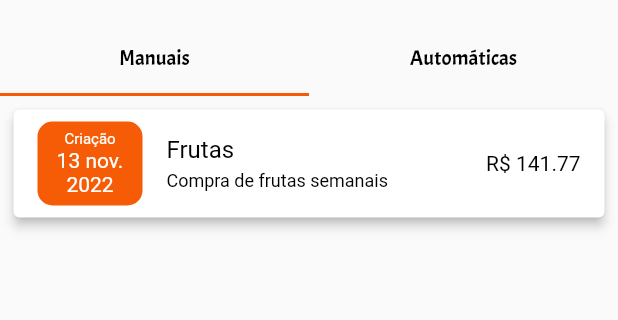
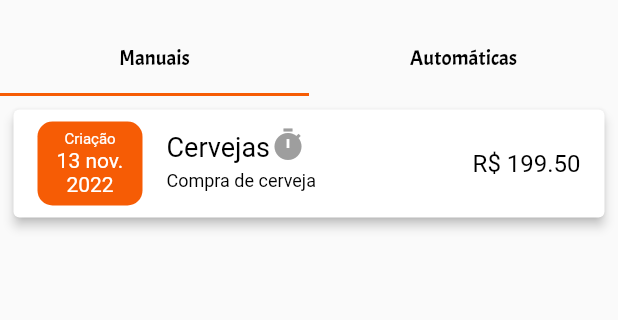
Before and after one commit to AndreLiberato/project_silk, a Flutter app: the MyGroceriesListsScreen screen opened directly, on a phone screen of 412 x 824 dp, the part 60-380 px from its top. Run offline on Flutter 3.47's test engine with Material 2 defaults, Android fonts, the phone set to English and light mode, and no system bars; network calls fail; statements that could not run were skipped.

Commit message:
feat-finished creating groceries list

```diff
--- a/vish/lib/data/groceries_lists.dart
+++ b/vish/lib/data/groceries_lists.dart
@@ -4,13 +4,22 @@ import '../models/list_product.dart';
 
 List<GroceryList> groceriesLists = [
   GroceryList(
-    id: "597846mnoe",
-    name: "Frutas",
-    description: "Compra de frutas semanais",
+      id: "597846mnoe",
+      name: "Frutas",
+      description: "Compra de frutas semanais",
+      listProducts: [
+        ListProduct(products[0], 5),
+        ListProduct(products[1], 5),
+        ListProduct(products[3], 5)
+      ],
+      hasAutoPayment: true,
+      paymentDate: DateTime.now()),
+  GroceryList(
+    id: "5978496mnoe",
+    name: "Cervejas",
+    description: "Compra de cerveja",
     listProducts: [
-      ListProduct(products[0], 10),
-      ListProduct(products[1], 5),
-      ListProduct(products[3], 8)
+      ListProduct(products[6], 50),
     ],
   ),
 ];
--- a/vish/lib/screens/list_details_screen.dart
+++ b/vish/lib/screens/list_details_screen.dart
@@ -26,27 +26,30 @@ class ListDetailsScreen extends StatelessWidget {
                     children: [
                       Text(
                         "Nome: ${myList.name}",
-                        style: TextStyle(color: Colors.black, fontSize: 16),
+                        style:
+                            const TextStyle(color: Colors.black, fontSize: 16),
                       ),
                       const SizedBox(
                         height: 10,
                       ),
                       Text(
                         "Descrição: ${myList.description}",
-                        style: TextStyle(color: Colors.black, fontSize: 12),
+                        style:
+                            const TextStyle(color: Colors.black, fontSize: 12),
                       ),
                       const SizedBox(
                         height: 25,
                       ),
                       Text(
                         "Criação:${DateFormat("dd 'de' MMMM 'de' yyyy", "pt_BR").format(myList.creationDate)}",
-                        style: TextStyle(color: Colors.black, fontSize: 12),
+                        style:
+                            const TextStyle(color: Colors.black, fontSize: 12),
                       ),
                     ],
                   ),
                   Text(
-                    "R\$ ${myList.totalValue}",
-                    style: TextStyle(color: Colors.black, fontSize: 16),
+                    "R\$ ${myList.totalValue.toStringAsFixed(2)}",
+                    style: const TextStyle(color: Colors.black, fontSize: 16),
                   ),
                 ],
               )
--- a/vish/lib/screens/my_groceries_lists_screen.dart
+++ b/vish/lib/screens/my_groceries_lists_screen.dart
@@ -1,21 +1,13 @@
 import 'package:flutter/material.dart';
+import 'package:provider/provider.dart';
 
 import '../data/groceries_lists.dart';
 import '../navigation/my_drawer.dart';
+import '../providers/groceries_lists_provider.dart';
 import '../widgets/grocery_list_item.dart';
 import '../widgets/my_appbar.dart';
 
 class MyGroceriesListsScreen extends StatelessWidget {
-  var manualLists = groceriesLists
-      .where(
-        (groceryList) => groceryList.hasAutoPayment == false,
-      )
-      .toList();
-  var autoLists = groceriesLists
-      .where(
-        (groceryList) => groceryList.hasAutoPayment == true,
-      )
-      .toList();
   void _createGroceriesList(BuildContext context) {
     Navigator.of(context).pushNamed("/lista-form");
   }
@@ -26,6 +18,7 @@ class MyGroceriesListsScreen extends StatelessWidget {
 
   @override
   Widget build(BuildContext context) {
+    var groceriesListProvider = context.watch<GroceriesListsProvider>();
     return Scaffold(
       appBar: MyAppBar(title: "Minhas Listas", actions: [
         IconButton(
@@ -68,13 +61,17 @@ class MyGroceriesListsScreen extends StatelessWidget {
                             physics: const NeverScrollableScrollPhysics(),
                             children: [
                               ListView.builder(
-                                  itemCount: manualLists.length,
+                                  itemCount:
+                                      groceriesListProvider.manualLists.length,
                                   itemBuilder: ((context, index) =>
-                                      GroceryListItem(manualLists[index]))),
+                                      GroceryListItem(groceriesListProvider
+                                          .manualLists[index]))),
                               ListView.builder(
-                                itemCount: autoLists.length,
+                                itemCount:
+                                    groceriesListProvider.autoLists.length,
                                 itemBuilder: ((context, index) =>
-                                    GroceryListItem(autoLists[index])),
+                                    GroceryListItem(groceriesListProvider
+                                        .autoLists[index])),
                               )
                             ]),
                       ),
--- a/vish/lib/widgets/grocery_list_item.dart
+++ b/vish/lib/widgets/grocery_list_item.dart
@@ -26,21 +26,30 @@ class GroceryListItem extends StatelessWidget {
             return await showDialog<bool>(
               context: context,
               builder: (ctx) => AlertDialog(
-                title: const Text("Tem certeza que deseja excluir a lista?"),
+                title: const Text(
+                  "Tem certeza que deseja excluir a lista?",
+                  style: TextStyle(color: Colors.black),
+                ),
                 actions: [
                   TextButton(
-                    onPressed: () => Navigator.of(context).pop(false),
-                    child: const Text('Sim'),
+                    onPressed: () => Navigator.of(context).pop(true),
+                    child: const Text(
+                      'Sim',
+                      style: TextStyle(color: Colors.green),
+                    ),
                   ),
                   TextButton(
-                      onPressed: () => Navigator.of(context).pop(true),
-                      child: const Text('Não')),
+                      onPressed: () => Navigator.of(context).pop(false),
+                      child: const Text(
+                        'Não',
+                        style: TextStyle(color: Colors.red),
+                      )),
                 ],
               ),
             );
           },
           background: Padding(
-            padding: const EdgeInsets.symmetric(vertical: 5, horizontal: 0),
+            padding: const EdgeInsets.symmetric(vertical: 3, horizontal: 0),
             child: Container(
               padding: const EdgeInsets.only(right: 10),
               alignment: Alignment.centerRight,
@@ -76,16 +85,42 @@ class GroceryListItem extends StatelessWidget {
                   ),
                 ),
               ),
-              title: Text(
-                groceryList.name,
-                style: const TextStyle(fontSize: 16, color: Colors.black),
+              title: Text.rich(
+                TextSpan(
+                  children: [
+                    TextSpan(
+                      text: groceryList.name,
+                      style: const TextStyle(fontSize: 18, color: Colors.black),
+                    ),
+                    WidgetSpan(
+                      child: groceryList.hasAutoPayment
+                          ? Tooltip(
+                              triggerMode: TooltipTriggerMode.tap,
+                              showDuration: const Duration(seconds: 1),
+                              message: DateFormat(
+                                      "'renovação em: ' dd/MM/yyyy", "pt_BR")
+                                  .format(groceryList.paymentDate!)
+                                  .toString(),
+                              child: const Icon(
+                                Icons.timer,
+                                color: Colors.green,
+                              ),
+                            )
+                          : const Icon(
+                              Icons.timer,
+                              color: Colors.grey,
+                            ),
+                    )
+                  ],
+                ),
               ),
               subtitle: Text(
                 groceryList.description,
                 style: const TextStyle(fontSize: 12, color: Colors.black),
               ),
-              trailing: Text("R\$ ${groceryList.getTotalValue()}",
-                  style: const TextStyle(fontSize: 14, color: Colors.black)),
+              trailing: Text(
+                  "R\$ ${groceryList.getTotalValue().toStringAsFixed(2)}",
+                  style: const TextStyle(fontSize: 16, color: Colors.black)),
             ),
           ),
         ));
```
Also changed, not shown: 1 other file.
